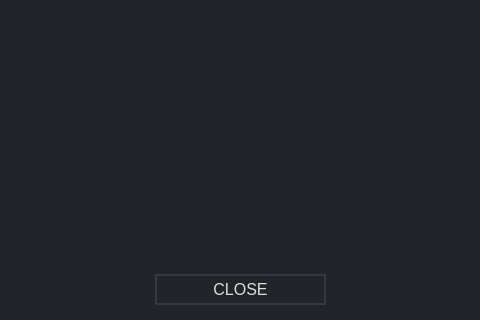
Qt form src/gui/ui/transactiondetailsdialog.ui (ConcealNetwork/conceal-desktop) before a commit; both pictures show x 128 to 608 and y 160 to 480 of the 736 by 480 pixel window.
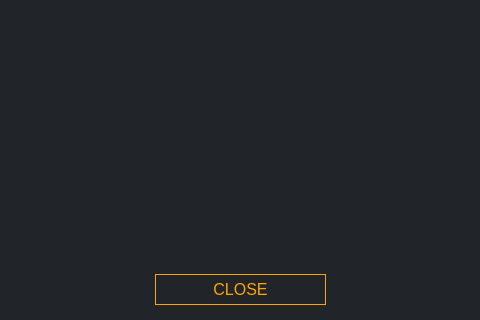
The same form after that commit.

Patch:
```diff
--- a/src/gui/ui/transactiondetailsdialog.ui
+++ b/src/gui/ui/transactiondetailsdialog.ui
@@ -100,7 +100,7 @@
         </font>
        </property>
        <property name="styleSheet">
-        <string notr="true">color: #ddd; border: 2px solid #343a40; font-size: 16px;</string>
+        <string notr="true">color: orange; background-color: #1; border: 1px solid orange; font-size: 16px;</string>
        </property>
        <property name="text">
         <string>CLOSE</string>
```
